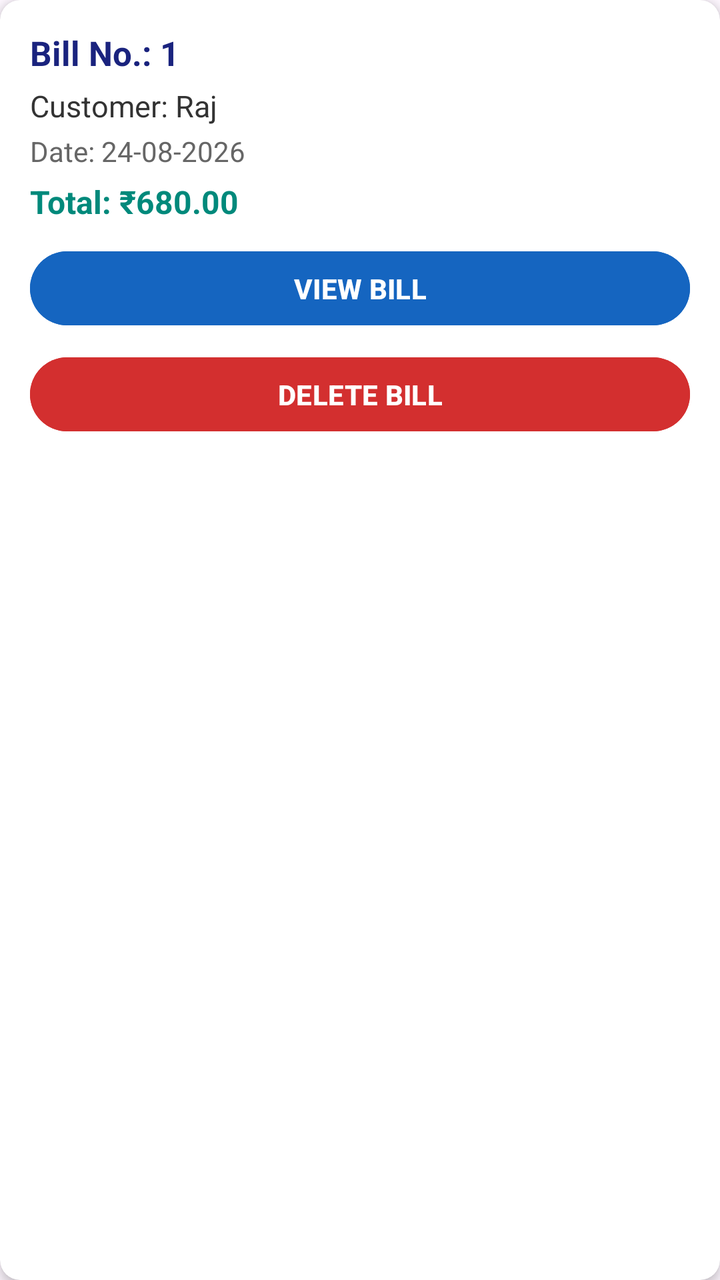
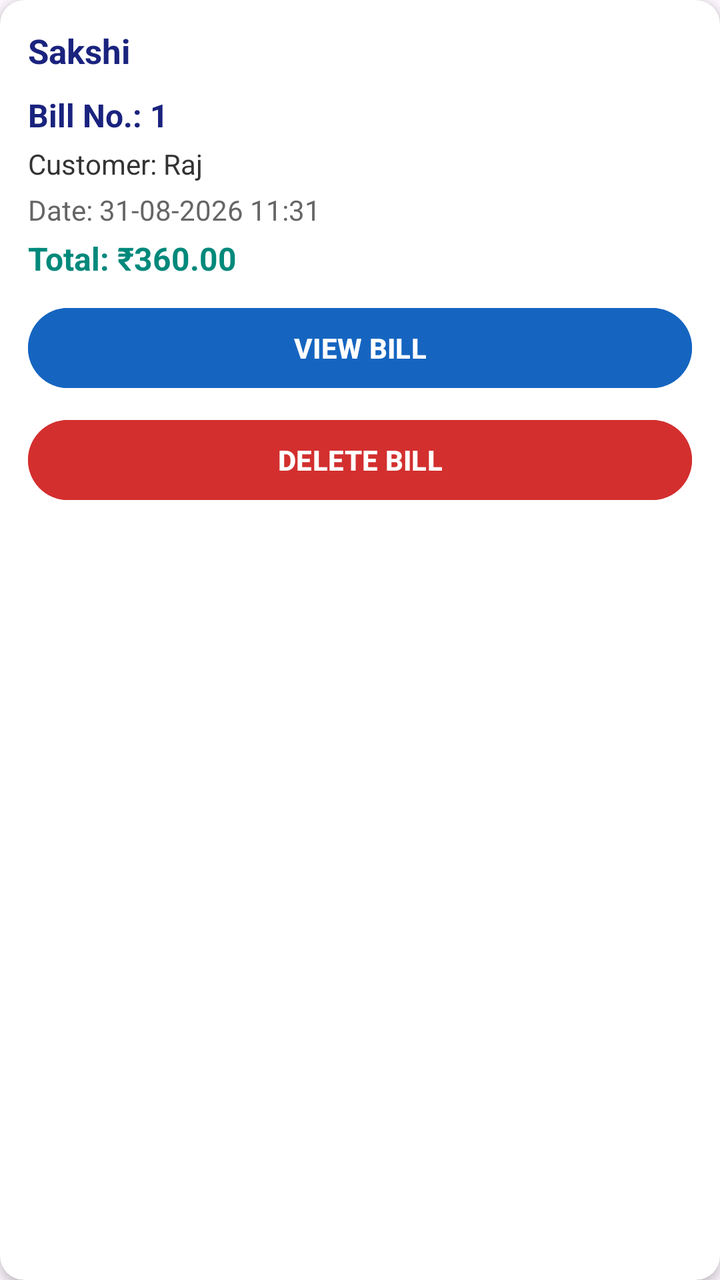

Two renders of the same Android screen: before a commit and after it. Below are the layout's source before the change and the commit's diff.
<!-- AndroidManifest.xml: application theme Theme.HotelManagementSystem -->
<!-- res/layout/item_bill.xml -->
<?xml version="1.0" encoding="utf-8"?>
<androidx.cardview.widget.CardView
    xmlns:android="http://schemas.android.com/apk/res/android"
    xmlns:app="http://schemas.android.com/apk/res-auto"
    android:layout_width="match_parent"
    android:layout_height="wrap_content"
    android:layout_margin="8dp"
    app:cardCornerRadius="10dp"
    app:cardElevation="3dp">

    <LinearLayout
        android:layout_width="match_parent"
        android:layout_height="wrap_content"
        android:orientation="vertical"
        android:padding="15dp">

        

        <TextView
            android:id="@+id/tvHistoryBillNo"
            android:layout_width="match_parent"
            android:layout_height="wrap_content"
            android:text="Bill No.: 1"
            android:textColor="#1A237E"
            android:textSize="17sp"
            android:textStyle="bold" />


        

        <TextView
            android:id="@+id/tvHistoryCustomer"
            android:layout_width="match_parent"
            android:layout_height="wrap_content"
            android:text="Customer: Raj"
            android:textColor="#333333"
            android:textSize="15sp"
            android:layout_marginTop="5dp" />


        

        <TextView
            android:id="@+id/tvHistoryDate"
            android:layout_width="match_parent"
            android:layout_height="wrap_content"
            android:text="Date: 24-08-2026"
            android:textColor="#666666"
            android:textSize="14sp"
            android:layout_marginTop="3dp" />


        

        <TextView
            android:id="@+id/tvHistoryTotal"
            android:layout_width="match_parent"
            android:layout_height="wrap_content"
            android:text="Total: ₹680.00"
            android:textColor="#00897B"
            android:textSize="16sp"
            android:textStyle="bold"
            android:layout_marginTop="5dp" />


        

        <Button
            android:id="@+id/btnViewBill"
            android:layout_width="match_parent"
            android:layout_height="45dp"
            android:text="VIEW BILL"
            android:textStyle="bold"
            android:backgroundTint="#1565C0"
            android:layout_marginTop="10dp" />

        <Button
            android:id="@+id/btnDeleteBill"
            android:layout_width="match_parent"
            android:layout_height="45dp"
            android:text="DELETE BILL"
            android:textStyle="bold"
            android:textColor="#FFFFFF"
            android:backgroundTint="#D32F2F"
            android:layout_marginTop="8dp" />

    </LinearLayout>

</androidx.cardview.widget.CardView>
<!-- resources referenced by this layout -->
<resources>
  <style name="Theme.HotelManagementSystem" parent="Base.Theme.HotelManagementSystem" />
  <style name="Base.Theme.HotelManagementSystem" parent="Theme.Material3.DayNight.NoActionBar">
          
          
      </style>
</resources>

<!-- the commit's change to res/layout/item_bill.xml (unified diff, before → after) -->
@@ -2,87 +2,144 @@
 <androidx.cardview.widget.CardView
     xmlns:android="http://schemas.android.com/apk/res/android"
     xmlns:app="http://schemas.android.com/apk/res-auto"
+
     android:layout_width="match_parent"
     android:layout_height="wrap_content"
-    android:layout_margin="8dp"
-    app:cardCornerRadius="10dp"
+
+    android:layout_marginStart="10dp"
+    android:layout_marginEnd="10dp"
+    android:layout_marginTop="6dp"
+    android:layout_marginBottom="6dp"
+
+    app:cardCornerRadius="12dp"
     app:cardElevation="3dp">
 
     <LinearLayout
+
         android:layout_width="match_parent"
         android:layout_height="wrap_content"
+
         android:orientation="vertical"
-        android:padding="15dp">
+
+        android:padding="14dp">
+
+
+        
+
+        <TextView
+            android:id="@+id/tvCustomerName"
+
+            android:layout_width="match_parent"
+            android:layout_height="wrap_content"
+
+            android:text="Sakshi"
+
+            android:textColor="#1A237E"
+            android:textSize="17sp"
+            android:textStyle="bold"
+
+            android:paddingBottom="8dp" />
+
 
         
 
         <TextView
             android:id="@+id/tvHistoryBillNo"
+
             android:layout_width="match_parent"
             android:layout_height="wrap_content"
+
             android:text="Bill No.: 1"
+
             android:textColor="#1A237E"
-            android:textSize="17sp"
-            android:textStyle="bold" />
+            android:textSize="16sp"
+            android:textStyle="bold"
+
+            android:paddingTop="2dp"
+            android:paddingBottom="4dp" />
 
 
         
 
         <TextView
             android:id="@+id/tvHistoryCustomer"
+
             android:layout_width="match_parent"
             android:layout_height="wrap_content"
+
             android:text="Customer: Raj"
+
             android:textColor="#333333"
-            android:textSize="15sp"
-            android:layout_marginTop="5dp" />
+            android:textSize="14sp"
+
+            android:paddingBottom="4dp" />
 
 
         
 
         <TextView
             android:id="@+id/tvHistoryDate"
+
             android:layout_width="match_parent"
             android:layout_height="wrap_content"
-            android:text="Date: 24-08-2026"
+
+            android:text="Date: 31-08-2026 11:31"
+
             android:textColor="#666666"
             android:textSize="14sp"
-            android:layout_marginTop="3dp" />
+
+            android:paddingBottom="4dp" />
 
 
         
 
         <TextView
             android:id="@+id/tvHistoryTotal"
+
             android:layout_width="match_parent"
             android:layout_height="wrap_content"
-            android:text="Total: ₹680.00"
+
+            android:text="Total: ₹360.00"
+
             android:textColor="#00897B"
             android:textSize="16sp"
             android:textStyle="bold"
-            android:layout_marginTop="5dp" />
+
+            android:paddingBottom="10dp" />
 
 
         
 
         <Button
             android:id="@+id/btnViewBill"
+
             android:layout_width="match_parent"
-            android:layout_height="45dp"
+            android:layout_height="48dp"
+
             android:text="VIEW BILL"
+
+            android:textColor="#FFFFFF"
             android:textStyle="bold"
-            android:backgroundTint="#1565C0"
-            android:layout_marginTop="10dp" />
+
+            android:backgroundTint="#1565C0" />
+
+
+        
 
         <Button
             android:id="@+id/btnDeleteBill"
+
             android:layout_width="match_parent"
-            android:layout_height="45dp"
+            android:layout_height="48dp"
+
+            android:layout_marginTop="8dp"
+
             android:text="DELETE BILL"
+
+            android:textColor="#FFFFFF"
             android:textStyle="bold"
-            android:textColor="#FFFFFF"
-            android:backgroundTint="#D32F2F"
-            android:layout_marginTop="8dp" />
+
+            android:backgroundTint="#D32F2F" />
 
     </LinearLayout>
 
